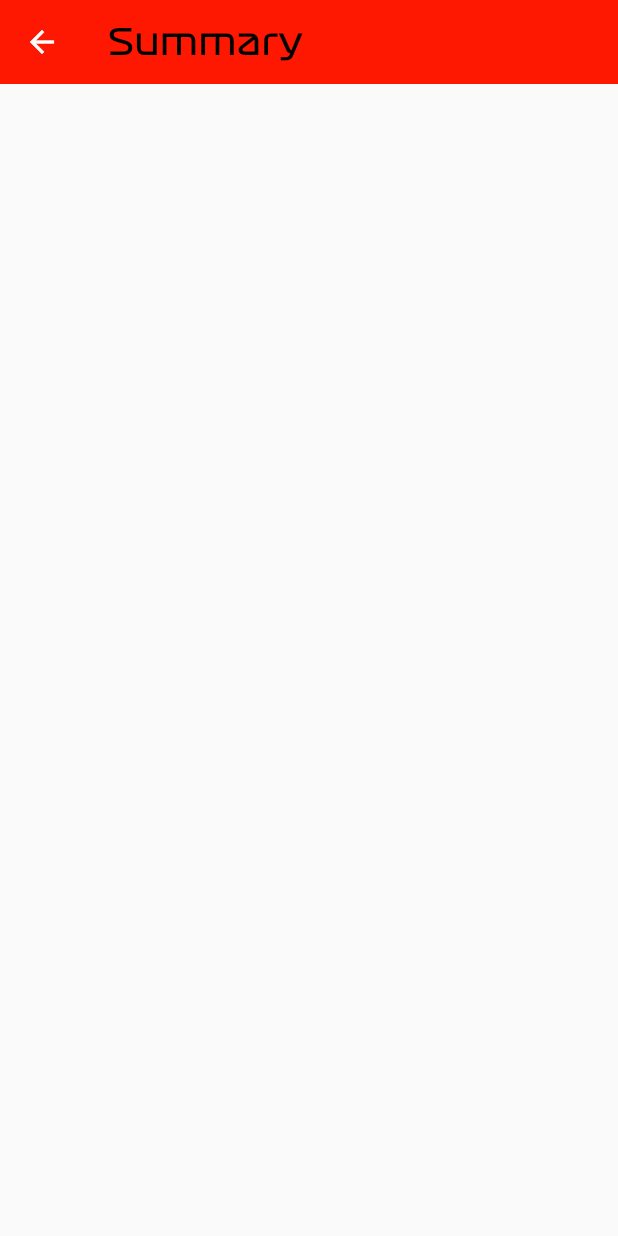
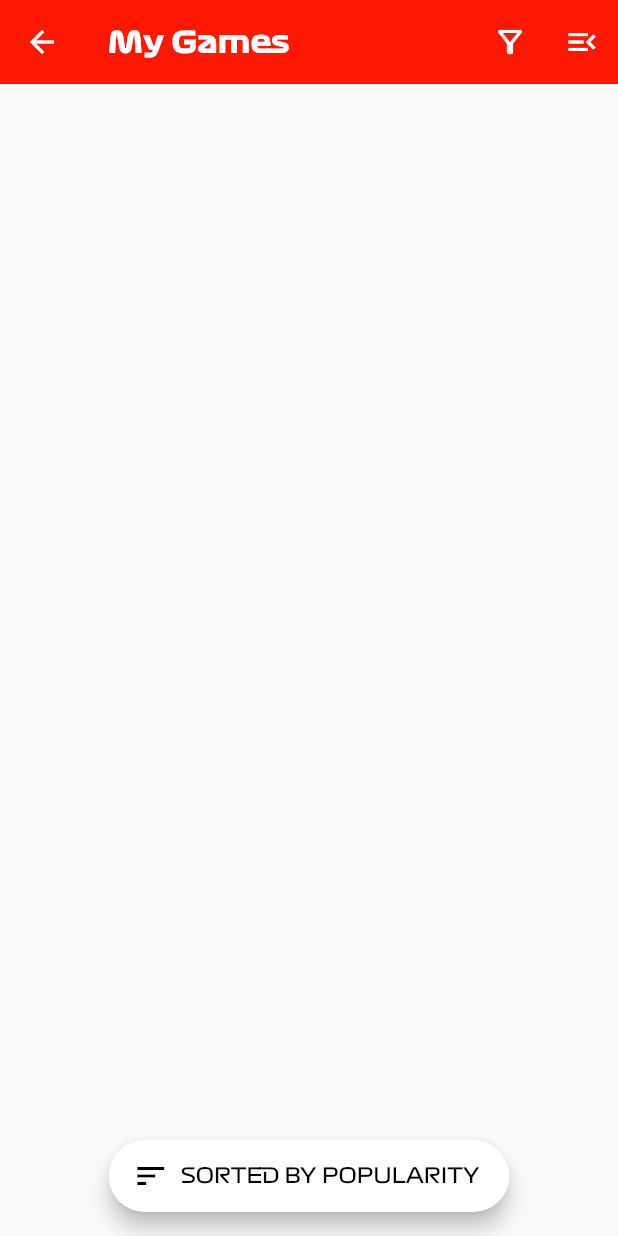
Before and after one commit to TJMusiitwa/F1Fantasy, a Flutter app: the SummaryScreens screen opened directly, on a phone screen of 412 x 824 dp. Run offline on Flutter 3.47's test engine with Material 2 defaults, Android fonts, the phone set to English and light mode, and no system bars; our stand-ins replace carousel_slider; missing offline and left inert: flutter_inappwebview.

Commit message:
More ui updates to pages

```diff
--- /dev/null
+++ b/lib/screens/my_games/summary_screen.dart
@@ -0,0 +1,55 @@
+import 'package:f1_fantasy/widgets/fantasy_appbar.dart';
+import 'package:flutter/material.dart';
+
+class SummaryScreens extends StatelessWidget {
+  @override
+  Widget build(BuildContext context) {
+    return Scaffold(
+      appBar: FantasyAppBar(
+        appTitle: 'My Games',
+        pageAction:
+            IconButton(onPressed: () {}, icon: Icon(Icons.filter_alt_outlined)),
+      ),
+      body: Container(),
+      floatingActionButtonLocation: FloatingActionButtonLocation.centerFloat,
+      floatingActionButton: FloatingActionButton.extended(
+        onPressed: () {
+          showModalBottomSheet(
+              context: context,
+              builder: (_) {
+                return Container(
+                  height: MediaQuery.of(context).size.height / 3,
+                  padding: const EdgeInsets.fromLTRB(10, 10, 10, 40),
+                  child: Column(
+                    crossAxisAlignment: CrossAxisAlignment.start,
+                    mainAxisAlignment: MainAxisAlignment.spaceEvenly,
+                    children: [
+                      Row(
+                        mainAxisAlignment: MainAxisAlignment.spaceBetween,
+                        children: [
+                          Text('Sort By'),
+                          CloseButton(color: Colors.grey)
+                        ],
+                      ),
+                      Divider(color: Colors.grey),
+                      Text('Start Date'),
+                      Text('Name'),
+                      Text('Popularity'),
+                      Text('Trending'),
+                      Divider(color: Colors.grey),
+                      Text('Ascending'),
+                      Text('Descending'),
+                    ],
+                  ),
+                );
+              });
+        },
+        label: Text('SORTED BY POPULARITY'),
+        icon: Icon(Icons.sort_outlined),
+        extendedTextStyle: Theme.of(context).textTheme.bodyText2,
+        foregroundColor: Colors.black,
+        backgroundColor: Colors.white,
+      ),
+    );
+  }
+}
--- a/lib/screens/summary_screen.dart
+++ /dev/null
@@ -1,19 +0,0 @@
-import 'package:flutter/material.dart';
-
-class SummaryScreens extends StatelessWidget {
-  @override
-  Widget build(BuildContext context) {
-    return Scaffold(
-      appBar: AppBar(
-        title: Text(
-          'Summary',
-          style: Theme.of(context)
-              .textTheme
-              .headline5!
-              .copyWith(color: Colors.black),
-        ),
-      ),
-      body: Container(),
-    );
-  }
-}
--- /dev/null
+++ b/lib/widgets/fantasy_appbar.dart
@@ -0,0 +1,36 @@
+import 'package:flutter/material.dart';
+
+import '../screens/settings_screen.dart';
+
+class FantasyAppBar extends StatelessWidget implements PreferredSizeWidget {
+  FantasyAppBar({
+    required this.appTitle,
+    this.pageAction,
+    Key? key,
+  });
+
+  final String appTitle;
+  final Widget? pageAction;
+
+  Widget build(BuildContext context) {
+    return AppBar(
+      title: Text(
+        appTitle,
+        style: Theme.of(context)
+            .textTheme
+            .headline6!
+            .copyWith(color: Colors.white),
+      ),
+      actions: [
+        pageAction ?? SizedBox.shrink(),
+        IconButton(
+            onPressed: () => Navigator.push(
+                context, MaterialPageRoute(builder: (_) => SettingsScreen())),
+            icon: Icon(Icons.menu_open_outlined))
+      ],
+    );
+  }
+
+  @override
+  Size get preferredSize => Size.fromHeight(kToolbarHeight);
+}
```
Also changed, not shown: lib/fantasyNav.dart (+18 -8 lines), lib/main.dart (+8 -1 lines), lib/screens/gameplay/gameplay_screen.dart (added, +14 -0 lines), lib/screens/leaderboards/leaderboards_screen.dart (added, +14 -0 lines), lib/screens/leagues_screen.dart (deleted, +0 -142 lines), lib/screens/lobby/leagues_screen.dart (added, +91 -0 lines), lib/screens/settings_screen.dart (+15 -3 lines), lib/screens/teams/teams_screens.dart (renamed from lib/screens/teams_screens.dart, +3 -14 lines), lib/widgets/fantasy_webview.dart (added, +34 -0 lines), pubspec.yaml (+4 -3 lines), pubspec.lock, 6 other files.
